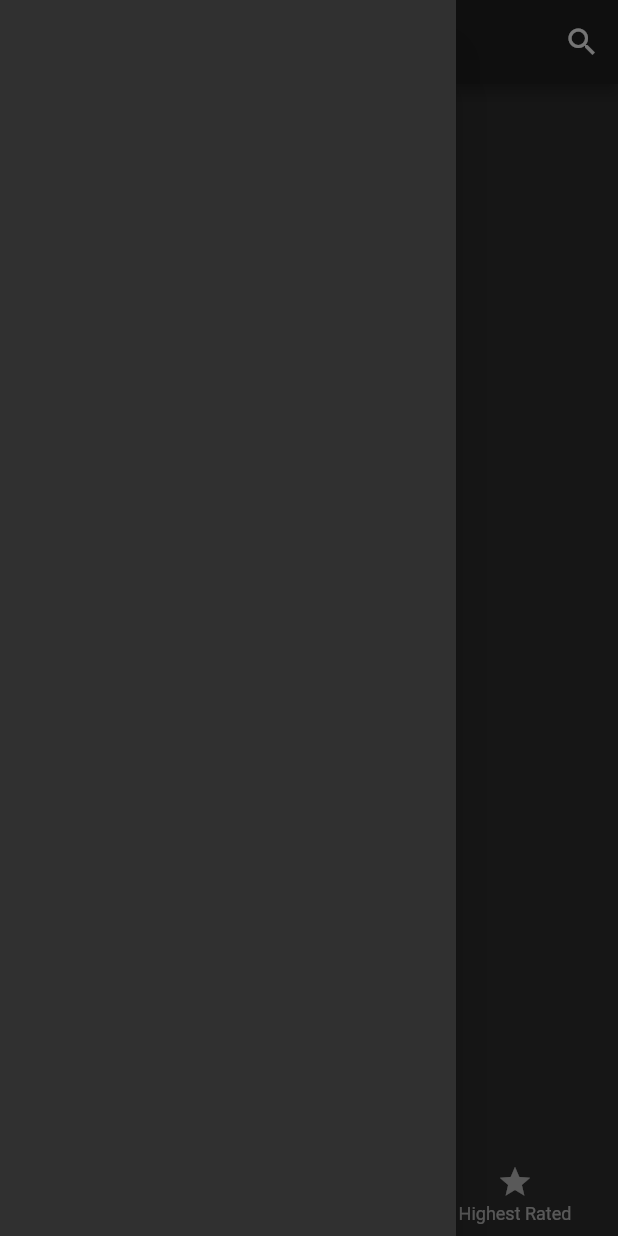
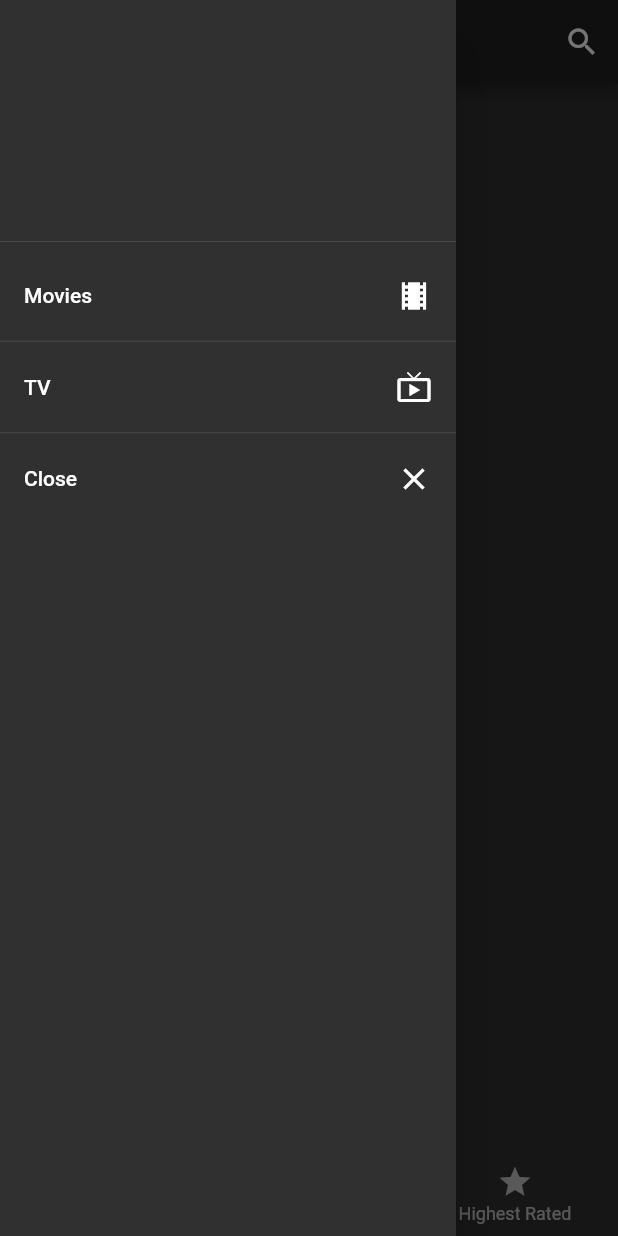
Before and after one commit to JKBustillo/movie_app, a Flutter app: the screen it shows after launch, with the side drawer open, on a phone screen of 412 x 824 dp. Run offline on Flutter 3.47's test engine with Material 2 defaults, Android fonts, the phone set to English and light mode, and no system bars.

Commit message:
feat: ListView in the drawer

```diff
--- a/lib/home.dart
+++ b/lib/home.dart
@@ -15,7 +15,32 @@ class _HomeState extends State<Home> {
           new IconButton(icon: new Icon(Icons.search), onPressed: () {})
         ],
       ),
-      drawer: new Drawer(),
+      drawer: new Drawer(
+        child: new ListView(
+          children: <Widget>[
+            new DrawerHeader(child: new Material()),
+            new ListTile(
+              title: new Text("Movies"),
+              trailing: new Icon(Icons.local_movies),
+            ),
+            new Divider(
+              height: 5.0,
+            ),
+            new ListTile(
+              title: new Text("TV"),
+              trailing: new Icon(Icons.live_tv),
+            ),
+            new Divider(
+              height: 5.0,
+            ),
+            new ListTile(
+              title: new Text("Close"),
+              trailing: new Icon(Icons.close),
+              onTap: () => Navigator.of(context).pop(),
+            )
+          ],
+        ),
+      ),
       bottomNavigationBar: new BottomNavigationBar(
         items: _getFooterItems(),
       ),
```
